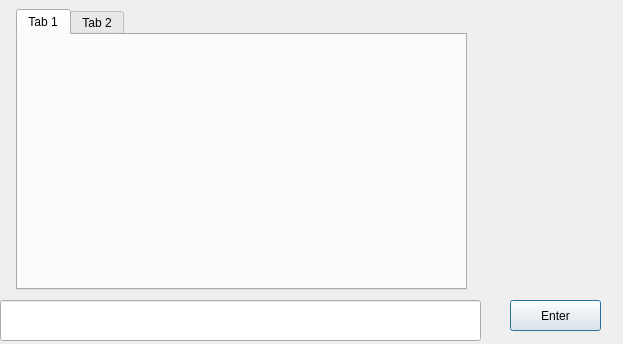
Above: GUI/chat.ui from k3an3/InshtantMeshenger before the change. Below: the same form after it.
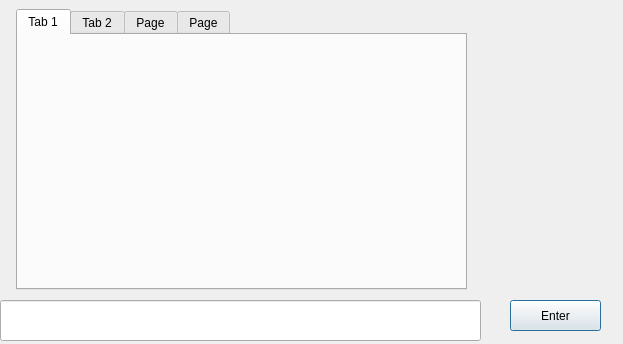
That is the form after the change. The open tabs and pages were chosen to show the change.

```diff
--- a/GUI/chat.ui
+++ b/GUI/chat.ui
@@ -65,6 +65,16 @@
      </property>
     </widget>
    </widget>
+   <widget class="QWidget" name="tab_3">
+    <attribute name="title">
+     <string>Page</string>
+    </attribute>
+   </widget>
+   <widget class="QWidget" name="tab">
+    <attribute name="title">
+     <string>Page</string>
+    </attribute>
+   </widget>
   </widget>
  </widget>
  <resources/>
```
Left out of the diff: 3 changed lines with no effect on the pictures.
